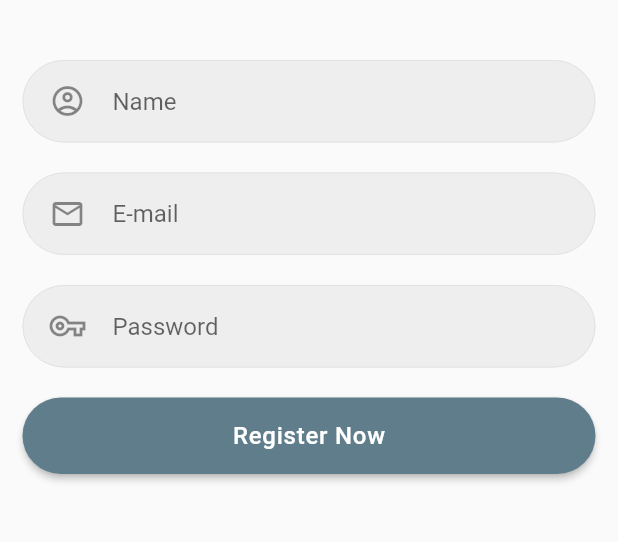
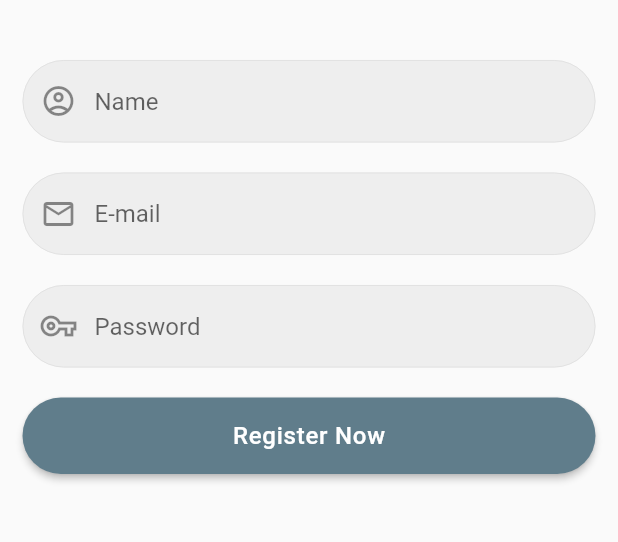
Before and after one commit to Rezuanul-Islam-Fahim/anonymous_chat, a Flutter app: the screen it shows after launch, after a tap on "Register Now", on a phone screen of 412 x 824 dp, the part 354-896 px from its top. Run offline on Flutter 3.47's test engine with Material 2 defaults, Android fonts, the phone set to English and light mode, and no system bars; our stand-ins replace cloud_firestore, email_validator, firebase_auth, firebase_core, flushbar, shared_preferences; accounts and stored records are empty.

Commit message:
Change login service codes

```diff
--- a/lib/global.dart
+++ b/lib/commons.dart
@@ -1,6 +1,7 @@
 import 'package:flutter/material.dart';
+import 'package:email_validator/email_validator.dart';
 
-InputDecoration inputField(String placeholderText, Icon icon) {
+InputDecoration inputField(String placeholderText, IconData icon) {
   return InputDecoration(
     contentPadding: EdgeInsets.symmetric(
       horizontal: 10,
@@ -26,7 +27,25 @@ InputDecoration inputField(String placeholderText, Icon icon) {
         color: Colors.grey[350],
       ),
     ),
-    prefixIcon: icon,
-    prefixIconConstraints: BoxConstraints(minWidth: 60),
+    prefixIcon: Icon(icon),
   );
 }
+
+TextFormField emailField(TextEditingController controller) {
+  return TextFormField(
+    decoration: inputField(
+      'Enter your E-mail',
+      Icons.email_outlined,
+    ),
+    controller: controller,
+    keyboardType: TextInputType.emailAddress,
+    validator: (value) {
+      if (value.isEmpty) {
+        return 'Email is required';
+      } else if (!EmailValidator.validate(value)) {
+        return 'Invalid Email Address';
+      }
+      return null;
+    },
+  );
+}
--- a/lib/main.dart
+++ b/lib/main.dart
@@ -2,7 +2,7 @@ import 'package:flutter/material.dart';
 import 'package:firebase_core/firebase_core.dart';
 import 'package:shared_preferences/shared_preferences.dart';
 
-import 'package:anonymous_chat/services/auth.dart';
+import 'package:anonymous_chat/services/auth/auth.dart';
 import 'package:anonymous_chat/screens/login/login.dart';
 import 'package:anonymous_chat/screens/chat/chat.dart';
 
--- a/lib/screens/change_password/change_password.dart
+++ b/lib/screens/change_password/change_password.dart
@@ -4,7 +4,7 @@ import 'package:flutter/material.dart';
 import 'package:firebase_auth/firebase_auth.dart';
 import 'package:shared_preferences/shared_preferences.dart';
 
-import 'package:anonymous_chat/global.dart';
+import 'package:anonymous_chat/commons.dart';
 import 'package:anonymous_chat/components/login_register_button.dart';
 import 'package:anonymous_chat/components/flush_message.dart';
 import 'package:anonymous_chat/screens/chat/chat.dart';
@@ -53,7 +53,7 @@ class ChangePasswordScreen extends StatelessWidget {
               TextFormField(
                 decoration: inputField(
                   'Enter New Password',
-                  Icon(Icons.vpn_key_outlined),
+                  Icons.vpn_key_outlined,
                 ),
                 controller: _passwordController,
                 obscureText: true,
@@ -73,7 +73,7 @@ class ChangePasswordScreen extends StatelessWidget {
               TextFormField(
                 decoration: inputField(
                   'Confirm Password',
-                  Icon(Icons.vpn_key_outlined),
+                  Icons.vpn_key_outlined,
                 ),
                 controller: _confirmPassController,
                 obscureText: true,
--- a/lib/screens/login/components/form.dart
+++ b/lib/screens/login/components/form.dart
@@ -1,10 +1,10 @@
 import 'package:flutter/material.dart';
-import 'package:email_validator/email_validator.dart';
 
-import 'package:anonymous_chat/global.dart';
-import 'package:anonymous_chat/services/auth.dart';
-import 'package:anonymous_chat/services/auth_handler.dart';
+import 'package:anonymous_chat/commons.dart';
+import 'package:anonymous_chat/services/auth/auth.dart';
+import 'package:anonymous_chat/services/auth/auth_handler.dart';
 import 'package:anonymous_chat/components/login_register_button.dart';
+import 'package:anonymous_chat/screens/login/components/input_field.dart';
 
 class LoginForm extends StatelessWidget {
   final TextEditingController _emailController = TextEditingController();
@@ -20,6 +20,7 @@ class LoginForm extends StatelessWidget {
         password: _passwordController.text,
       ),
       successMessage: 'Successfully Logged In',
+      errorMessageTitle: 'Login Failed',
     ).submit(context);
   }
 
@@ -29,37 +30,9 @@ class LoginForm extends StatelessWidget {
       key: _formKey,
       child: Column(
         children: <Widget>[
-          TextFormField(
-            decoration: inputField(
-              'Enter your E-mail',
-              Icon(Icons.email_outlined),
-            ),
-            controller: _emailController,
-            keyboardType: TextInputType.emailAddress,
-            validator: (value) {
-              if (value.isEmpty) {
-                return 'Email is required';
-              } else if (!EmailValidator.validate(value)) {
-                return 'Invalid Email Address';
-              }
-              return null;
-            },
-          ),
+          emailField(_emailController),
           SizedBox(height: 20),
-          TextFormField(
-            decoration: inputField(
-              'Enter your Password',
-              Icon(Icons.vpn_key_outlined),
-            ),
-            controller: _passwordController,
-            obscureText: true,
-            validator: (value) {
-              if (value.isEmpty) {
-                return 'Password is required';
-              }
-              return null;
-            },
-          ),
+          passwordField(_passwordController),
           SizedBox(height: 20),
           LoginRegisterButton('Login', () {
             if (_formKey.currentState.validate()) {
--- /dev/null
+++ b/lib/screens/login/components/input_field.dart
@@ -0,0 +1,20 @@
+import 'package:flutter/material.dart';
+
+import 'package:anonymous_chat/commons.dart';
+
+TextFormField passwordField(TextEditingController controller) {
+  return TextFormField(
+    decoration: inputField(
+      'Enter your Password',
+      Icons.vpn_key_outlined,
+    ),
+    controller: controller,
+    obscureText: true,
+    validator: (value) {
+      if (value.isEmpty) {
+        return 'Password is required';
+      }
+      return null;
+    },
+  );
+}
--- a/lib/screens/register/register.dart
+++ b/lib/screens/register/register.dart
@@ -6,7 +6,7 @@ import 'package:cloud_firestore/cloud_firestore.dart';
 import 'package:shared_preferences/shared_preferences.dart';
 import 'package:email_validator/email_validator.dart';
 
-import 'package:anonymous_chat/global.dart';
+import 'package:anonymous_chat/commons.dart';
 import 'package:anonymous_chat/components/flush_message.dart';
 import 'package:anonymous_chat/components/login_register_button.dart';
 import 'package:anonymous_chat/screens/chat/chat.dart';
@@ -103,7 +103,7 @@ class RegisterScreen extends StatelessWidget {
                       TextFormField(
                         decoration: inputField(
                           'Name',
-                          Icon(Icons.account_circle_outlined),
+                          Icons.account_circle_outlined,
                         ),
                         controller: _nameController,
                         validator: (value) {
@@ -117,7 +117,7 @@ class RegisterScreen extends StatelessWidget {
                       TextFormField(
                         decoration: inputField(
                           'E-mail',
-                          Icon(Icons.email_outlined),
+                          Icons.email_outlined,
                         ),
                         controller: _emailController,
                         validator: (value) {
@@ -133,7 +133,7 @@ class RegisterScreen extends StatelessWidget {
                       TextFormField(
                         decoration: inputField(
                           'Password',
-                          Icon(Icons.vpn_key_outlined),
+                          Icons.vpn_key_outlined,
                         ),
                         controller: _passwordController,
                         obscureText: true,
--- a/lib/services/auth.dart
+++ b/lib/services/auth/auth.dart
@@ -1,6 +1,6 @@
 import 'package:firebase_auth/firebase_auth.dart';
 
-import 'package:anonymous_chat/services/auth_exception.dart';
+import 'package:anonymous_chat/services/auth/auth_exception.dart';
 
 class AuthService {
   static Future<AuthResultStatus> login({
```
Also changed, not shown: lib/services/auth/auth_handler.dart (renamed from lib/services/auth_handler.dart, +6 -4 lines), lib/services/auth/auth_exception.dart (renamed from lib/services/auth_exception.dart).
